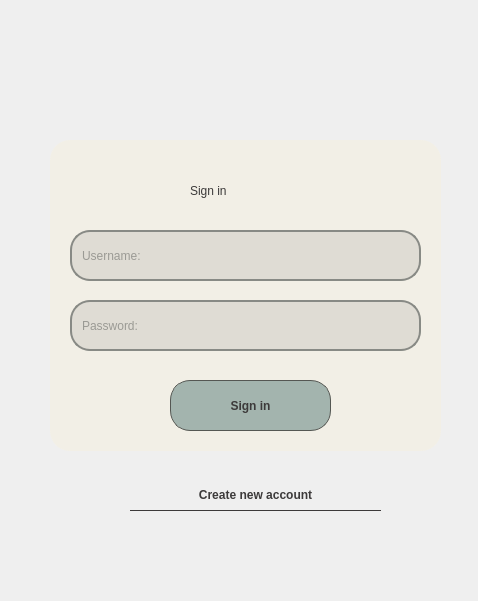
Qt form client/mainwindow.ui (AleksandraSorokovikova/MyPlace) before a commit.
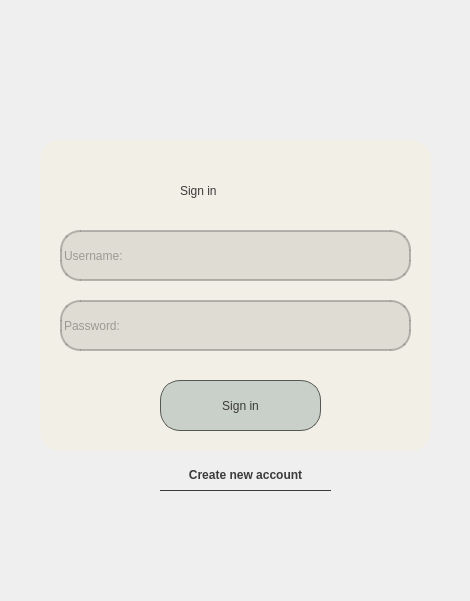
The same form after that commit. Icons and pictures are not drawn.

Patch:
```diff
--- a/client/mainwindow.ui
+++ b/client/mainwindow.ui
@@ -6,7 +6,7 @@
    <rect>
     <x>0</x>
     <y>0</y>
-    <width>478</width>
+    <width>470</width>
     <height>601</height>
    </rect>
   </property>
@@ -21,9 +21,9 @@
    <widget class="QPushButton" name="pushButton_2">
     <property name="geometry">
      <rect>
-      <x>130</x>
-      <y>480</y>
-      <width>251</width>
+      <x>160</x>
+      <y>460</y>
+      <width>171</width>
       <height>31</height>
      </rect>
     </property>
@@ -42,7 +42,7 @@
    <widget class="QFrame" name="frame">
     <property name="geometry">
      <rect>
-      <x>50</x>
+      <x>40</x>
       <y>140</y>
       <width>391</width>
       <height>311</height>
@@ -68,13 +68,11 @@
       </rect>
      </property>
      <property name="styleSheet">
-      <string notr="true">border: 2px solid rgb(136, 138, 133);
+      <string notr="true">border: 2px solid rgb(136, 138, 133, 150);
 color: rgb(85, 87, 83);
-font: 16pt &quot;Gayathri&quot;;;
+font: 16pt &quot;Avenir next&quot;;
 border-radius: 20px;
-padding: 0 8px;
-background: rgba(0,0,0,20);
-selection-background-color: darkgray;</string>
+background: rgba(0,0,0,20);</string>
      </property>
      <property name="inputMask">
       <string/>
@@ -111,13 +109,11 @@
       </rect>
      </property>
      <property name="styleSheet">
-      <string notr="true">border: 2px solid rgb(136, 138, 133);
+      <string notr="true">border: 2px solid rgb(136, 138, 133, 150);
 color: rgb(85, 87, 83);
-font: 16pt &quot;Gayathri&quot;;;
+font: 16pt &quot;Avenir next&quot;;
 border-radius: 20px;
-padding: 0 8px;
-background: rgba(0,0,0,20);
-selection-background-color: darkgray;</string>
+background: rgba(0,0,0,20);</string>
      </property>
      <property name="inputMask">
       <string/>
@@ -152,10 +148,9 @@
      </property>
      <property name="styleSheet">
       <string notr="true">border: 1px solid rgb(85, 87, 83);
-font: 22pt &quot;Gayathri&quot;;
- font-weight:bold; 
+font: 24pt &quot;Avenir next&quot;;
  color:#3c3a3a; 
- background:rgba(153, 173, 167,227);
+ background:rgba(153, 173, 167,120);
 border-radius:20px;
 text-align: center;</string>
      </property>
```
Left out of the diff: 10 changed lines with no effect on the pictures.
